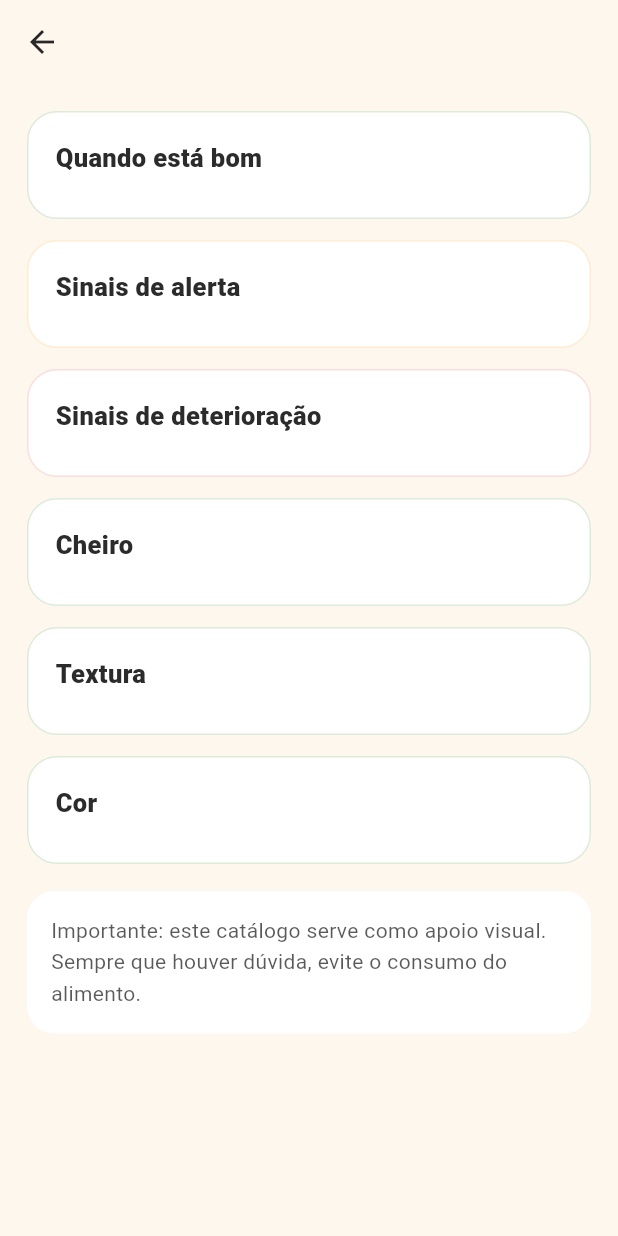
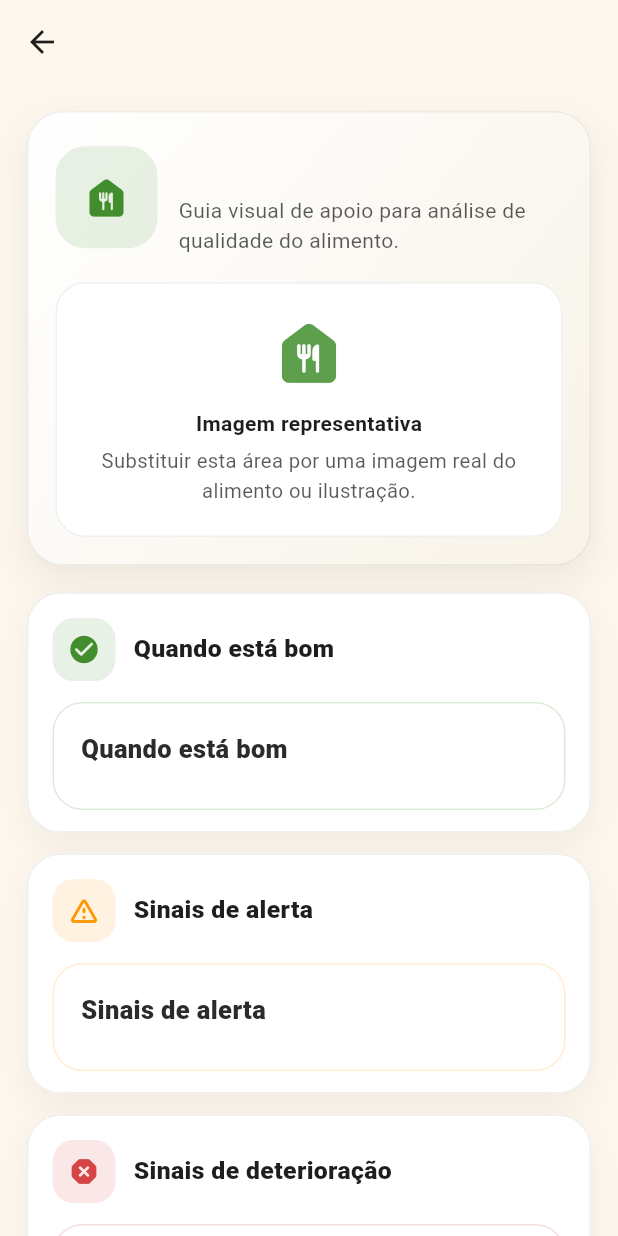
Before and after one commit to MilenaRickliS/tag_valida_tcc, a Flutter app: the DetalheAlimentoScreen screen opened directly with empty values, on a phone screen of 412 x 824 dp. Run offline on Flutter 3.47's test engine with Material 3 defaults, Android fonts, the phone set to English and light mode, and no system bars; our stand-ins replace cloud_firestore, file_picker, firebase_auth, firebase_core, fl_chart, image_picker and 7 more; missing offline and left inert: mobile_scanner; accounts and stored records are empty; generated files the repository leaves out were written again.

Commit message:
pagina detalhes catalogo

```diff
--- a/lib/screens/catalogo_alimentos/detalhe_alimento_screen.dart
+++ b/lib/screens/catalogo_alimentos/detalhe_alimento_screen.dart
@@ -3,6 +3,8 @@
 import 'package:flutter/material.dart';
 import './widgets/secao_detalhe.dart';
 import '../../models/alimento_catalogo_model.dart';
+import './widgets/header_alimento.dart';
+import './widgets/secao_card.dart';
 
 class DetalheAlimentoScreen extends StatelessWidget {
   final AlimentoCatalogo item;
@@ -11,70 +13,210 @@ class DetalheAlimentoScreen extends StatelessWidget {
 
   @override
   Widget build(BuildContext context) {
-    final isDark = Theme.of(context).brightness == Brightness.dark;
+    final theme = Theme.of(context);
+    final isDark = theme.brightness == Brightness.dark;
+
     final brand = isDark ? const Color(0xFFD4AF37) : const Color(0xFF428E2E);
-    final muted = isDark
+    final brandSoft = brand.withOpacity(0.12);
+    final warning = Colors.orange;
+    final warningSoft = Colors.orange.withOpacity(0.12);
+    final danger = const Color(0xFFD64545);
+    final dangerSoft = danger.withOpacity(0.12);
+
+    final bg = isDark ? const Color(0xFF121212) : const Color(0xFFFDF7ED);
+    final card = isDark ? const Color(0xFF1E1E1E) : Colors.white;
+    final border = isDark
+        ? Colors.white.withOpacity(0.08)
+        : Colors.black.withOpacity(0.06);
+    final textPrimary = isDark ? Colors.white : const Color(0xFF1E1E1E);
+    final textSecondary = isDark
         ? const Color(0xFFD6D6D6)
         : Colors.black.withOpacity(0.65);
 
     return Scaffold(
+      backgroundColor: bg,
       appBar: AppBar(
-        title: Text(item.nome),
+        elevation: 0,
+        backgroundColor: bg,
+        surfaceTintColor: Colors.transparent,
+        centerTitle: true,
+        title: Text(
+          item.nome,
+          style: TextStyle(
+            fontWeight: FontWeight.w700,
+            color: textPrimary,
+          ),
+        ),
+        iconTheme: IconThemeData(color: textPrimary),
       ),
       body: SingleChildScrollView(
         padding: const EdgeInsets.all(18),
         child: Column(
           crossAxisAlignment: CrossAxisAlignment.start,
           children: [
-            SecaoDetalhe(
+            HeaderAlimento(
+              item: item,
+              isDark: isDark,
+              brand: brand,
+              brandSoft: brandSoft,
+              card: card,
+              border: border,
+              textPrimary: textPrimary,
+              textSecondary: textSecondary,
+            ),
+            const SizedBox(height: 18),
+
+            SecaoCard(
+              titulo: 'Quando está bom',
+              icone: Icons.check_circle_rounded,
+              cor: brand,
+              fundoIcone: brandSoft,
+              cardColor: card,
+              borderColor: border,
+              child: SecaoDetalhe(
                 titulo: 'Quando está bom',
                 cor: brand,
                 itens: item.sinaisBom,
               ),
+            ),
             const SizedBox(height: 14),
-            SecaoDetalhe(
+
+            SecaoCard(
               titulo: 'Sinais de alerta',
-              cor: Colors.orange,
+              icone: Icons.warning_amber_rounded,
+              cor: warning,
+              fundoIcone: warningSoft,
+              cardColor: card,
+              borderColor: border,
+              child: SecaoDetalhe(
+                titulo: 'Sinais de alerta',
+                cor: warning,
                 itens: item.sinaisAlerta,
               ),
+            ),
             const SizedBox(height: 14),
-            SecaoDetalhe(
+
+            SecaoCard(
               titulo: 'Sinais de deterioração',
-              cor: Colors.red,
+              icone: Icons.dangerous_rounded,
+              cor: danger,
+              fundoIcone: dangerSoft,
+              cardColor: card,
+              borderColor: border,
+              child: SecaoDetalhe(
+                titulo: 'Sinais de deterioração',
+                cor: danger,
                 itens: item.sinaisRuim,
               ),
+            ),
             const SizedBox(height: 14),
-            SecaoDetalhe(
+
+            Row(
+              children: [
+                Expanded(
+                  child: SecaoCard(
+                    titulo: 'Cheiro',
+                    icone: Icons.air_rounded,
+                    cor: brand,
+                    fundoIcone: brandSoft,
+                    cardColor: card,
+                    borderColor: border,
+                    child: SecaoDetalhe(
                       titulo: 'Cheiro',
                       cor: brand,
                       itens: item.cheiro,
                     ),
+                  ),
+                ),
+              ],
+            ),
             const SizedBox(height: 14),
-            SecaoDetalhe(
+
+            Row(
+              children: [
+                Expanded(
+                  child: SecaoCard(
+                    titulo: 'Textura',
+                    icone: Icons.pan_tool_alt_rounded,
+                    cor: brand,
+                    fundoIcone: brandSoft,
+                    cardColor: card,
+                    borderColor: border,
+                    child: SecaoDetalhe(
                       titulo: 'Textura',
                       cor: brand,
                       itens: item.textura,
                     ),
+                  ),
+                ),
+              ],
+            ),
             const SizedBox(height: 14),
-            SecaoDetalhe(
+
+            Row(
+              children: [
+                Expanded(
+                  child: SecaoCard(
+                    titulo: 'Cor',
+                    icone: Icons.palette_rounded,
+                    cor: brand,
+                    fundoIcone: brandSoft,
+                    cardColor: card,
+                    borderColor: border,
+                    child: SecaoDetalhe(
                       titulo: 'Cor',
                       cor: brand,
                       itens: item.cor,
                     ),
+                  ),
+                ),
+              ],
+            ),
             const SizedBox(height: 18),
+
             Container(
               width: double.infinity,
-              padding: const EdgeInsets.all(16),
+              padding: const EdgeInsets.all(18),
               decoration: BoxDecoration(
-                color: isDark ? const Color(0xFF1E1E1E) : Colors.white,
-                borderRadius: BorderRadius.circular(18),
+                color: isDark ? const Color(0xFF1A1A1A) : Colors.white,
+                borderRadius: BorderRadius.circular(22),
+                border: Border.all(color: border),
+                boxShadow: [
+                  BoxShadow(
+                    color: Colors.black.withOpacity(isDark ? 0.20 : 0.06),
+                    blurRadius: 18,
+                    offset: const Offset(0, 8),
                   ),
+                ],
+              ),
+              child: Row(
+                crossAxisAlignment: CrossAxisAlignment.start,
+                children: [
+                  Container(
+                    width: 46,
+                    height: 46,
+                    decoration: BoxDecoration(
+                      color: warningSoft,
+                      borderRadius: BorderRadius.circular(14),
+                    ),
+                    child: const Icon(
+                      Icons.info_outline_rounded,
+                      color: Colors.orange,
+                      size: 24,
+                    ),
+                  ),
+                  const SizedBox(width: 14),
+                  Expanded(
                     child: Text(
-                'Importante: este catálogo serve como apoio visual. Sempre que houver dúvida, evite o consumo do alimento.',
+                      'Importante: este catálogo serve como apoio visual. Sempre que houver dúvida, cheiro muito forte, mofo, alteração incomum ou aparência suspeita, evite o consumo do alimento.',
                       style: TextStyle(
-                  color: muted,
-                  height: 1.5,
+                        color: textSecondary,
+                        height: 1.6,
+                        fontSize: 14.5,
                       ),
+                    ),
+                  ),
+                ],
               ),
             ),
           ],
--- /dev/null
+++ b/lib/screens/catalogo_alimentos/widgets/header_alimento.dart
@@ -0,0 +1,164 @@
+// ignore_for_file: deprecated_member_use
+
+import 'package:flutter/material.dart';
+import '../../../models/alimento_catalogo_model.dart';
+
+class HeaderAlimento extends StatelessWidget {
+  final AlimentoCatalogo item;
+  final bool isDark;
+  final Color brand;
+  final Color brandSoft;
+  final Color card;
+  final Color border;
+  final Color textPrimary;
+  final Color textSecondary;
+
+  const HeaderAlimento({super.key,
+    required this.item,
+    required this.isDark,
+    required this.brand,
+    required this.brandSoft,
+    required this.card,
+    required this.border,
+    required this.textPrimary,
+    required this.textSecondary,
+  });
+
+  IconData _iconeAlimento(String nome) {
+    final n = nome.toLowerCase();
+
+    if (n.contains('pão')) return Icons.breakfast_dining_rounded;
+    if (n.contains('leite')) return Icons.local_drink_rounded;
+    if (n.contains('queijo')) return Icons.egg_alt_rounded;
+    if (n.contains('carne')) return Icons.set_meal_rounded;
+    if (n.contains('frango')) return Icons.restaurant_rounded;
+    if (n.contains('ovo')) return Icons.egg_rounded;
+    if (n.contains('bolo')) return Icons.cake_rounded;
+    if (n.contains('peixe')) return Icons.phishing_rounded;
+    if (n.contains('fruta')) return Icons.apple_rounded;
+
+    return Icons.food_bank_rounded;
+  }
+
+  @override
+  Widget build(BuildContext context) {
+    final icone = _iconeAlimento(item.nome);
+
+    return Container(
+      width: double.infinity,
+      padding: const EdgeInsets.all(18),
+      decoration: BoxDecoration(
+        gradient: LinearGradient(
+          colors: isDark
+              ? [
+                  const Color(0xFF1E1E1E),
+                  const Color(0xFF232323),
+                ]
+              : [
+                  Colors.white,
+                  const Color(0xFFF8F3E8),
+                ],
+          begin: Alignment.topLeft,
+          end: Alignment.bottomRight,
+        ),
+        borderRadius: BorderRadius.circular(24),
+        border: Border.all(color: border),
+        boxShadow: [
+          BoxShadow(
+            color: Colors.black.withOpacity(isDark ? 0.22 : 0.07),
+            blurRadius: 22,
+            offset: const Offset(0, 10),
+          ),
+        ],
+      ),
+      child: Column(
+        children: [
+          Row(
+            children: [
+              Container(
+                width: 68,
+                height: 68,
+                decoration: BoxDecoration(
+                  color: brandSoft,
+                  borderRadius: BorderRadius.circular(20),
+                ),
+                child: Icon(
+                  icone,
+                  color: brand,
+                  size: 34,
+                ),
+              ),
+              const SizedBox(width: 14),
+              Expanded(
+                child: Column(
+                  crossAxisAlignment: CrossAxisAlignment.start,
+                  children: [
+                    Text(
+                      item.nome,
+                      style: TextStyle(
+                        fontSize: 22,
+                        fontWeight: FontWeight.w800,
+                        color: textPrimary,
+                      ),
+                    ),
+                    const SizedBox(height: 6),
+                    Text(
+                      'Guia visual de apoio para análise de qualidade do alimento.',
+                      style: TextStyle(
+                        color: textSecondary,
+                        height: 1.45,
+                        fontSize: 14,
+                      ),
+                    ),
+                  ],
+                ),
+              ),
+            ],
+          ),
+          const SizedBox(height: 18),
+
+          Container(
+            width: double.infinity,
+            height: 170,
+            decoration: BoxDecoration(
+              color: card,
+              borderRadius: BorderRadius.circular(20),
+              border: Border.all(color: border),
+            ),
+            child: Column(
+              mainAxisAlignment: MainAxisAlignment.center,
+              children: [
+                Icon(
+                  icone,
+                  size: 54,
+                  color: brand.withOpacity(0.85),
+                ),
+                const SizedBox(height: 10),
+                Text(
+                  'Imagem representativa',
+                  style: TextStyle(
+                    fontWeight: FontWeight.w700,
+                    color: textPrimary,
+                  ),
+                ),
+                const SizedBox(height: 6),
+                Padding(
+                  padding: const EdgeInsets.symmetric(horizontal: 18),
+                  child: Text(
+                    'Substituir esta área por uma imagem real do alimento ou ilustração.',
+                    textAlign: TextAlign.center,
+                    style: TextStyle(
+                      color: textSecondary,
+                      height: 1.45,
+                      fontSize: 13.5,
+                    ),
+                  ),
+                ),
+              ],
+            ),
+          ),
+        ],
+      ),
+    );
+  }
+}
--- /dev/null
+++ b/lib/screens/catalogo_alimentos/widgets/secao_card.dart
@@ -0,0 +1,82 @@
+// ignore_for_file: deprecated_member_use
+
+import 'package:flutter/material.dart';
+
+class SecaoCard extends StatelessWidget {
+  final String titulo;
+  final IconData icone;
+  final Color cor;
+  final Color fundoIcone;
+  final Color cardColor;
+  final Color borderColor;
+  final Widget child;
+
+  const SecaoCard({super.key,
+    required this.titulo,
+    required this.icone,
+    required this.cor,
+    required this.fundoIcone,
+    required this.cardColor,
+    required this.borderColor,
+    required this.child,
+  });
+
+  @override
+  Widget build(BuildContext context) {
+    return Container(
+      width: double.infinity,
+      padding: const EdgeInsets.fromLTRB(16, 16, 16, 14),
+      decoration: BoxDecoration(
+        color: cardColor,
+        borderRadius: BorderRadius.circular(22),
+        border: Border.all(color: borderColor),
+        boxShadow: [
+          BoxShadow(
+            color: Colors.black.withOpacity(
+              Theme.of(context).brightness == Brightness.dark ? 0.18 : 0.05,
+            ),
+            blurRadius: 18,
+            offset: const Offset(0, 8),
+          ),
+        ],
+      ),
+      child: Column(
+        crossAxisAlignment: CrossAxisAlignment.start,
+        children: [
+          Row(
+            children: [
+              Container(
+                width: 42,
+                height: 42,
+                decoration: BoxDecoration(
+                  color: fundoIcone,
+                  borderRadius: BorderRadius.circular(14),
+                ),
+                child: Icon(
+                  icone,
+                  color: cor,
+                  size: 22,
+                ),
+              ),
+              const SizedBox(width: 12),
+              Expanded(
+                child: Text(
+                  titulo,
+                  style: TextStyle(
+                    fontSize: 16.5,
+                    fontWeight: FontWeight.w800,
+                    color: Theme.of(context).brightness == Brightness.dark
+                        ? Colors.white
+                        : const Color(0xFF1E1E1E),
+                  ),
+                ),
+              ),
+            ],
+          ),
+          const SizedBox(height: 14),
+          child,
+        ],
+      ),
+    );
+  }
+}
```
Lines whose indentation alone changed are shown as unchanged.
